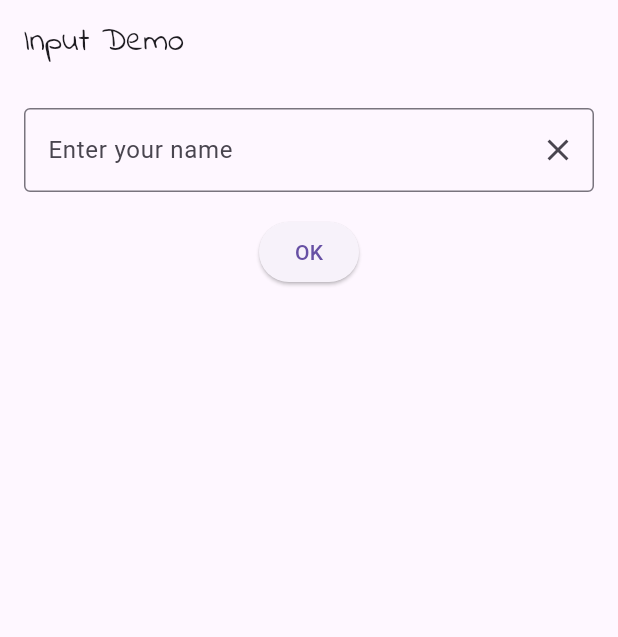
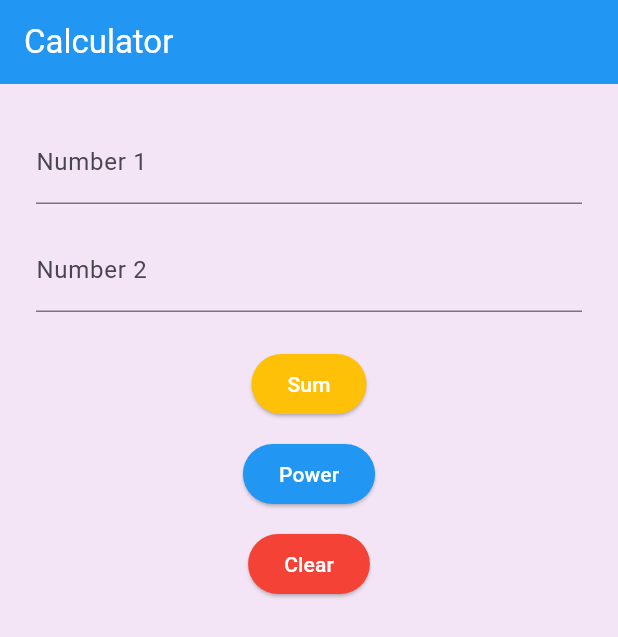
Before and after one commit to 6631501092/flutter_course, a Flutter app: the screen it shows after launch, on a phone screen of 412 x 824 dp. Shown: the top 637 px of the screen. Run offline on Flutter 3.47's test engine with Material 3 defaults, Android fonts, the phone set to English and light mode, and no system bars.

Commit message:
Week4 assignment

```diff
--- a/lib/main.dart
+++ b/lib/main.dart
@@ -1,6 +1,6 @@
 import 'package:flutter/material.dart';
-import 'package:flutter_application/week4/input_demo.dart';
+import 'package:flutter_application/week4/assignment2.dart';
 
 void main() {
-  runApp(MaterialApp(home: InputDemo()));
+  runApp(MaterialApp(home: Assignment2()));
 }
--- /dev/null
+++ b/lib/week4/assignment2.dart
@@ -0,0 +1,142 @@
+import 'package:flutter/material.dart';
+import 'dart:math';
+
+class Assignment2 extends StatefulWidget {
+  const Assignment2({super.key});
+
+  @override
+  State<Assignment2> createState() => _InputDemoState();
+}
+
+class _InputDemoState extends State<Assignment2> {
+  //variables
+  final TextEditingController _num1Controller = TextEditingController();
+  final TextEditingController _num2Controller = TextEditingController();
+
+  String result = "";
+
+  //function
+  void _calculate(String operation) {
+    String text1 = _num1Controller.text.trim();
+    String text2 = _num2Controller.text.trim();
+
+    if (text1.isEmpty || text2.isEmpty) {
+      setState(() {
+        result = "Please enter both numbers";
+      });
+      return;
+    }
+
+    double? n1 = double.tryParse(text1);
+    double? n2 = double.tryParse(text2);
+
+    if (n1 == null || n2 == null) {
+      setState(() {
+        result = "Invalid number input";
+      });
+      return;
+    }
+
+    setState(() {
+      if (operation == "sum") {
+        result = "Result = ${n1 + n2}";
+      } else if (operation == "power") {
+        result = "Result = ${pow(n1, n2)}";
+      }
+    });
+  }
+
+  void _clear() {
+    setState(() {
+      _num1Controller.clear();
+      _num2Controller.clear();
+      result = "";
+    });
+  }
+
+  @override
+  Widget build(BuildContext context) {
+    return Scaffold(
+      backgroundColor: Colors.purple.shade50,
+      appBar: AppBar(
+        title: const Text("Calculator", style: TextStyle(color: Colors.white)),
+        backgroundColor: Colors.blue,
+      ),
+      body: Padding(
+        padding: const EdgeInsets.all(24.0),
+        child: Column(
+          children: [
+            TextField(
+              controller: _num1Controller,
+              keyboardType: TextInputType.number,
+              decoration: const InputDecoration(
+                labelText: "Number 1",
+                border: UnderlineInputBorder(),
+              ),
+            ),
+            const SizedBox(height: 16),
+            TextField(
+              controller: _num2Controller,
+              keyboardType: TextInputType.number,
+              decoration: const InputDecoration(
+                labelText: "Number 2",
+                border: UnderlineInputBorder(),
+              ),
+            ),
+            const SizedBox(height: 24),
+
+            // Buttons
+            Center(
+              child: Column(
+                children: [
+                  ElevatedButton(
+                    style: ElevatedButton.styleFrom(
+                      backgroundColor: Colors.amber,
+                      shape: RoundedRectangleBorder(
+                        borderRadius: BorderRadius.circular(20),
+                      ),
+                    ),
+                    onPressed: () => _calculate("sum"),
+                    child: const Text("Sum", style: TextStyle(color: Colors.white)),
+                  ),
+                  const SizedBox(height: 12),
+                  ElevatedButton(
+                    style: ElevatedButton.styleFrom(
+                      backgroundColor: Colors.blue,
+                      shape: RoundedRectangleBorder(
+                        borderRadius: BorderRadius.circular(20),
+                      ),
+                    ),
+                    onPressed: () => _calculate("power"),
+                    child: const Text("Power", style: TextStyle(color: Colors.white)),
+                  ),
+                  const SizedBox(height: 12),
+                  ElevatedButton(
+                    style: ElevatedButton.styleFrom(
+                      backgroundColor: Colors.red,
+                      shape: RoundedRectangleBorder(
+                        borderRadius: BorderRadius.circular(20),
+                      ),
+                    ),
+                    onPressed: _clear,
+                    child: const Text("Clear", style: TextStyle(color: Colors.white)),
+                  ),
+                ],
+              ),
+            ),
+
+            const SizedBox(height: 20),
+            // Result
+            Text(
+              result,
+              style: const TextStyle(
+                fontSize: 16,
+                color: Colors.red,
+              ),
+            ),
+          ],
+        ),
+      ),
+    );
+  }
+}
```
Also changed, not shown: lib/week4/assignment1.dart (added, +90 -0 lines).
